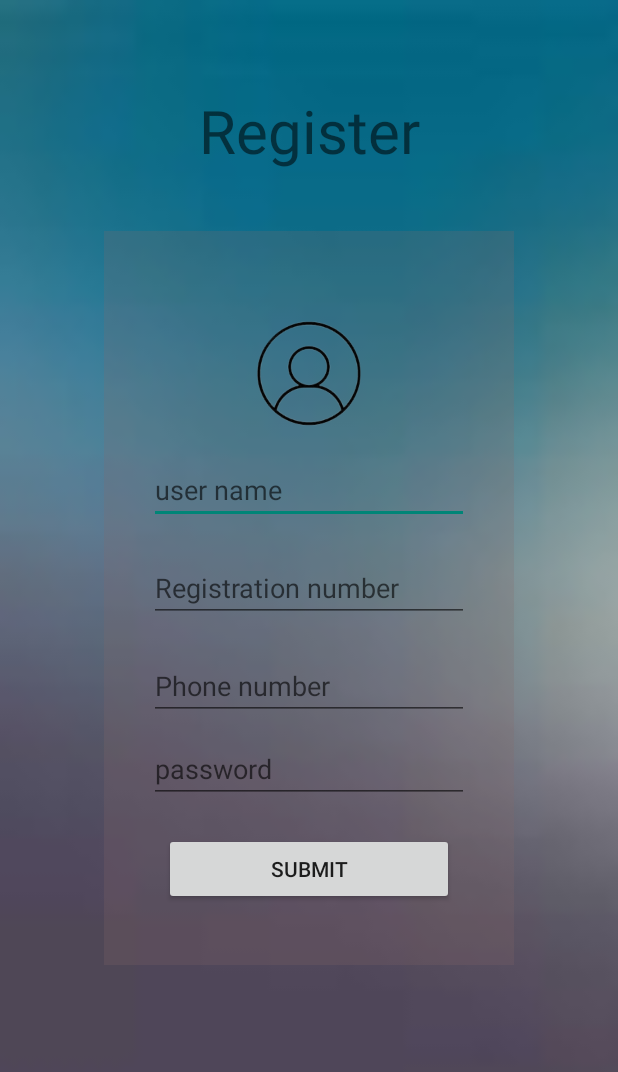
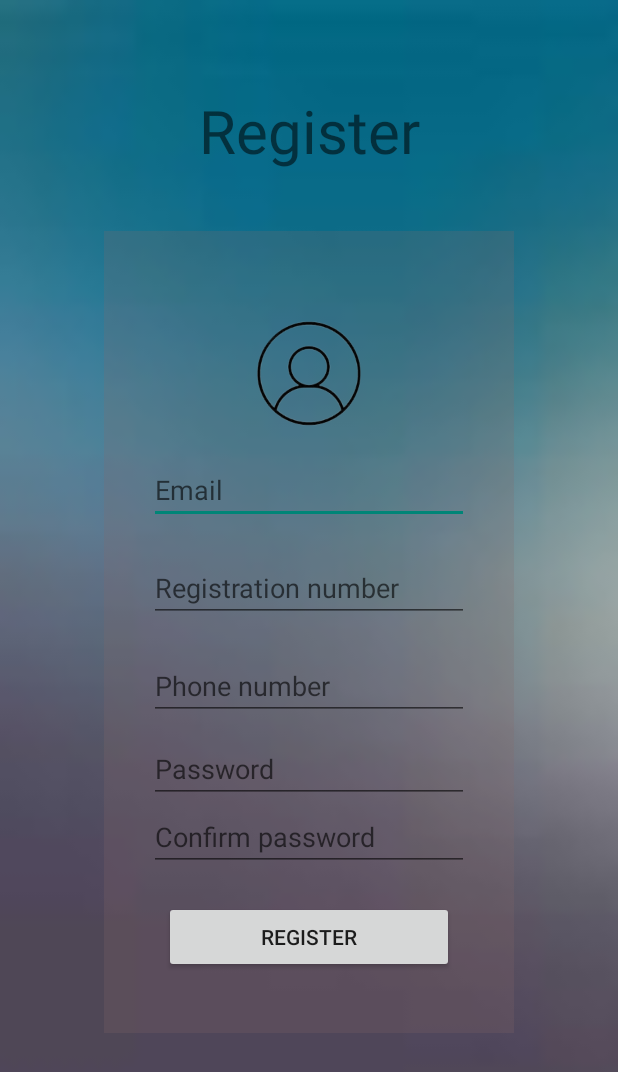
Before and after one commit to JaphethNalami/androidproject, an Android app: the register screen opened directly, with no data from a screen before it, on a phone screen of 412 x 824 dp. Shown: the top 1072 px of the screen. Run offline under Robolectric (Android 15) with nearby library versions, the phone set to English and light mode, and no system bars.

Commit message:
Update activity_register.xml

```diff
--- a/app/src/main/res/layout/activity_register.xml
+++ b/app/src/main/res/layout/activity_register.xml
@@ -13,13 +13,12 @@
         android:text="Register"
         android:layout_width="match_parent"
         android:layout_height="wrap_content"
-
         android:layout_gravity="center"
         android:textAlignment="center"
         android:ems="10"
         android:layout_marginTop="60dp"
-        android:textSize="40sp"
-        ></TextView>
+        android:textSize="40sp"></TextView>
+
     <LinearLayout
         android:id="@+id/container"
         android:layout_width="wrap_content"
@@ -34,7 +33,6 @@
         tools:layout_editor_absoluteY="238dp"
         tools:ignore="MissingConstraints">
 
-
         <ImageView
             android:id="@+id/imageView3"
             android:layout_width="wrap_content"
@@ -47,64 +45,70 @@
             tools:ignore="ContentDescription" />
 
         <EditText
-            android:id="@+id/username_s"
+            android:id="@+id/email"
             android:layout_width="wrap_content"
             android:layout_height="wrap_content"
             android:layout_margin="10dp"
             android:ems="10"
-            android:hint="user name"
-            android:inputType="text"
+            android:hint="Email"
+            android:inputType="textWebEmailAddress"
             android:layout_gravity="center"
             tools:layout_editor_absoluteX="256dp"
-            tools:layout_editor_absoluteY="241dp" />
+            tools:layout_editor_absoluteY="241dp">
+
+        </EditText>
 
         <EditText
-            android:id="@+id/regno"
+            android:id="@+id/reg_no"
             android:layout_width="wrap_content"
             android:layout_height="wrap_content"
             android:layout_gravity="center"
             android:ems="10"
             android:layout_margin="10dp"
             android:hint="Registration number"
-            android:inputType="text"></EditText>
+            android:inputType="text" />
 
         <EditText
-            android:id="@+id/phone_s"
+            android:id="@+id/phone_no"
             android:layout_width="wrap_content"
             android:layout_height="wrap_content"
             android:layout_gravity="center"
             android:ems="10"
             android:layout_margin="10dp"
             android:hint="Phone number"
-            android:inputType="number"></EditText>
+            android:inputType="number">
 
-
+        </EditText>
 
         <EditText
-            android:id="@+id/password_s"
+            android:id="@+id/pass"
             android:layout_width="wrap_content"
             android:layout_height="wrap_content"
             android:layout_gravity="center"
             android:ems="10"
-            android:hint="password"
+            android:hint="Password"
             android:inputType="textPassword"
             tools:layout_editor_absoluteX="256dp"
             tools:layout_editor_absoluteY="362dp" />
 
+        <EditText
+            android:id="@+id/confirm_pass"
+            android:layout_width="wrap_content"
+            android:layout_height="wrap_content"
+            android:layout_gravity="center"
+            android:ems="10"
+            android:hint="Confirm password"
+            android:inputType="textPassword"
+            tools:layout_editor_absoluteX="256dp"
+            tools:layout_editor_absoluteY="414dp" />
 
         <Button
-            android:id="@+id/login_s"
+            android:id="@+id/btn_reg"
             android:layout_width="match_parent"
             android:layout_height="wrap_content"
-            android:text="Submit"
+            android:text="Register"
             android:layout_margin="20dp"
             tools:layout_editor_absoluteX="20dp"
             tools:layout_editor_absoluteY="541dp" />
-
     </LinearLayout>
-
-
-
-
-
 </LinearLayout>
```
